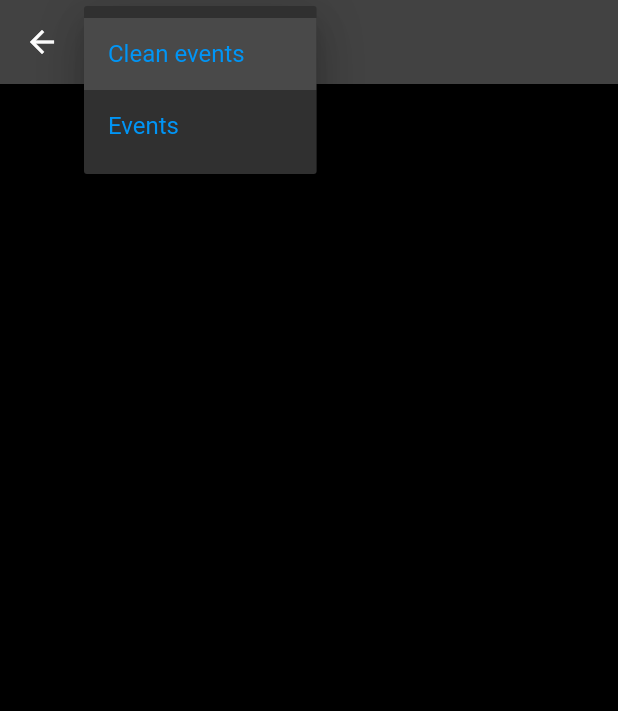
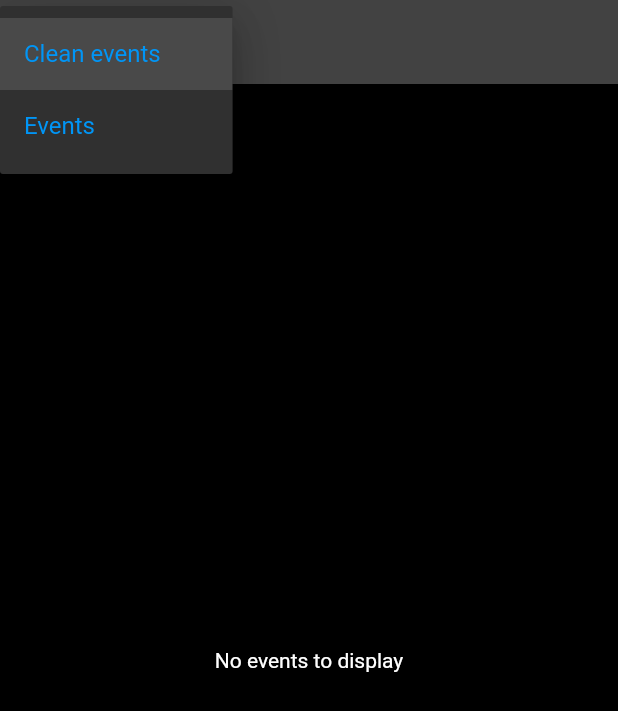
Before and after one commit to Denys1209/EcoInstagram, a Flutter app: the EventsDisplayScreeen screen opened directly, after a tap on "Clean events", on a phone screen of 412 x 824 dp. Shown: the top 711 px of the screen. Run offline on Flutter 3.47's test engine with Material 2 defaults, Android fonts, the phone set to English and light mode, and no system bars; our stand-ins replace cloud_firestore, date_time_picker, firebase_auth, firebase_core, firebase_storage, flutter_map and 6 more; missing offline and left inert: dart:ffi; accounts and stored records are empty; network calls fail.

Commit message:
26.10.2023

```diff
--- a/lib/providers/user_provider.dart
+++ b/lib/providers/user_provider.dart
@@ -13,4 +13,5 @@ class UserProvider with ChangeNotifier {
     _user = user;
     notifyListeners();
   }
+
 }
--- a/lib/resources/auth_methods.dart
+++ b/lib/resources/auth_methods.dart
@@ -113,4 +113,8 @@ class AuthMethods {
     }
     return res;
   }
+
+  Future<void> signOut() async {
+    await _auth.signOut();
+  }
 }
--- a/lib/screens/add_pollution_point_screen.dart
+++ b/lib/screens/add_pollution_point_screen.dart
@@ -74,7 +74,7 @@ class _AddScreenPollutionPointState extends State<AddScreenPollutionPoint> {
     final User user = Provider.of<UserProvider>(context).getUser;
     return !_uploading
         ? Scaffold(
-            appBar: null,
+          appBar: null,
             body: SingleChildScrollView(
               child: Column(
                 children: [
--- a/lib/screens/event_screeen.dart
+++ b/lib/screens/event_screeen.dart
@@ -83,6 +83,7 @@ class _EventScreenState extends State<EventScreen> {
       });
     }
     return Scaffold(
+
       appBar: AppBar(
         backgroundColor: mobileBackgroundColor,
         title: Text(
--- a/lib/screens/events_display_screen.dart
+++ b/lib/screens/events_display_screen.dart
@@ -15,8 +15,18 @@ class EventsDisplayScreeen extends StatefulWidget {
 }
 
 class _EventsDisplayScreeenState extends State<EventsDisplayScreeen> {
+  late List<EventCard> events = new List.empty(growable: true);
+  late List<EventCard> cleanEvents = new List.empty(growable: true);
   List<String> _eventsTypes = List<String>.from(["Clean events", "Events"]);
   String _chooseType = "Clean events";
+
+  void _getEventCards(String name, model.User user) {}
+
+  @override
+  void initState() {
+    super.initState();
+  }
+
   @override
   Widget build(BuildContext context) {
     final model.User user = Provider.of<UserProvider>(context).getUser;
@@ -39,8 +49,7 @@ class _EventsDisplayScreeenState extends State<EventsDisplayScreeen> {
                 _chooseType = newValue!;
               });
             },
-          items: _eventsTypes
-              .map<DropdownMenuItem<String>>((String value) {
+            items: _eventsTypes.map<DropdownMenuItem<String>>((String value) {
               return DropdownMenuItem<String>(
                 value: value,
                 child: Text(
@@ -50,11 +59,15 @@ class _EventsDisplayScreeenState extends State<EventsDisplayScreeen> {
               );
             }).toList(),
           ),
+          automaticallyImplyLeading: false,
         ),
-      body: _chooseType == "Events" ? FutureBuilder(
+        body: _chooseType == "Events"
+            ? (!user.followingEvents.isEmpty
+                ? FutureBuilder(
                     future: FirebaseFirestore.instance
                         .collection('events')
-            .where(FieldPath.documentId, whereIn: user.followingEvents)
+                        .where(FieldPath.documentId,
+                            whereIn: user.followingEvents)
                         .get(),
                     builder: (context, snapshot) {
                       if (snapshot.connectionState == ConnectionState.waiting) {
@@ -69,10 +82,16 @@ class _EventsDisplayScreeenState extends State<EventsDisplayScreeen> {
                         ),
                       );
                     },
-      ) : FutureBuilder(
+                  )
+                : Center(
+                    child: Text("No events to display"),
+                  ))
+            : (!user.followingCleanEvents.isEmpty
+                ? FutureBuilder(
                     future: FirebaseFirestore.instance
-            .collection('clean events')
-            .where(FieldPath.documentId, whereIn: user.followingCleanEvents)
+                        .collection('cleanEvents')
+                        .where(FieldPath.documentId,
+                            whereIn: user.followingCleanEvents)
                         .get(),
                     builder: (context, snapshot) {
                       if (snapshot.connectionState == ConnectionState.waiting) {
@@ -87,7 +106,9 @@ class _EventsDisplayScreeenState extends State<EventsDisplayScreeen> {
                         ),
                       );
                     },
-      ),
-    );
+                  )
+                : Center(
+                    child: Text("No events to display"),
+                  )));
   }
 }
--- a/lib/screens/signup_screen.dart
+++ b/lib/screens/signup_screen.dart
@@ -127,6 +127,7 @@ class _SignupScreenState extends State<SignupScreen> {
   @override
   Widget build(BuildContext context) {
     return Scaffold(
+      resizeToAvoidBottomInset: false,
       body: SafeArea(
         child: Container(
           padding: const EdgeInsets.symmetric(horizontal: 32),
--- a/pubspec.yaml
+++ b/pubspec.yaml
@@ -34,6 +34,7 @@ dependencies:
   date_time_picker: ^2.1.0
   firebase_auth: ^4.6.1
   firebase_core: ^2.13.0
+  firebase_messaging: ^14.7.2
   firebase_storage: ^11.2.1
   flutter:
     sdk: flutter
@@ -67,6 +68,7 @@ flutter:
   assets:
     - assets/ic_instagram.svg
     - assets/achievements/recycle-bin.png
+    - assets/achievements/plant.png
     - assets/achievements/leaf.png
     - assets/achievements/o2.png
     - assets/achievements/recycle.png
```
Also changed, not shown: lib/resources/firestore_methods.dart (+12 -10 lines), lib/screens/profile_screen.dart (+22 -3 lines), lib/widgets/comment_card.dart (+0 -7 lines), lib/widgets/event_card.dart (+24 -3 lines), lib/widgets/medal.dart (+20 -12 lines), lib/widgets/myShowBottomSheet.dart (+6 -10 lines), lib/widgets/wall_with_medals.dart (+36 -7 lines), lib/widgets/buttom_with_icon.dart (renamed from lib/widgets/buttom_with_icom.dart), pubspec.lock, 3 other files. Lines whose indentation alone changed are shown as unchanged.
